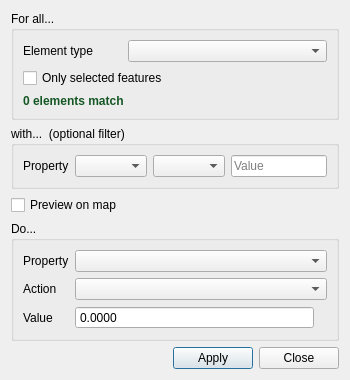
Qt form ui/queries/qgisred_groupedit_dialog.ui (qgisred/QGISRed) before a commit.
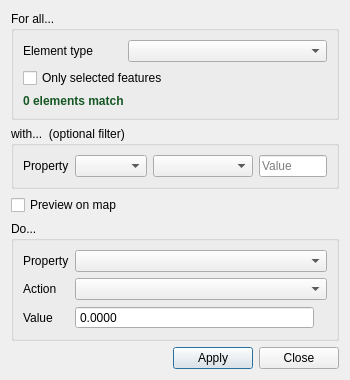
The same form after that commit.

Commit message: Group Edit: Give the filter condition combobox more width

Patch:
```diff
--- a/ui/queries/qgisred_groupedit_dialog.ui
+++ b/ui/queries/qgisred_groupedit_dialog.ui
@@ -92,7 +92,20 @@
          </widget>
         </item>
         <item row="0" column="2">
-         <widget class="QComboBox" name="cbFilterOperator"/>
+         <widget class="QComboBox" name="cbFilterOperator">
+          <property name="sizePolicy">
+           <sizepolicy hsizetype="Expanding" vsizetype="Fixed">
+            <horstretch>1</horstretch>
+            <verstretch>0</verstretch>
+           </sizepolicy>
+          </property>
+          <property name="minimumSize">
+           <size>
+            <width>100</width>
+            <height>0</height>
+           </size>
+          </property>
+         </widget>
         </item>
         <item row="0" column="3">
          <widget class="QLineEdit" name="leFilterValue">
```
